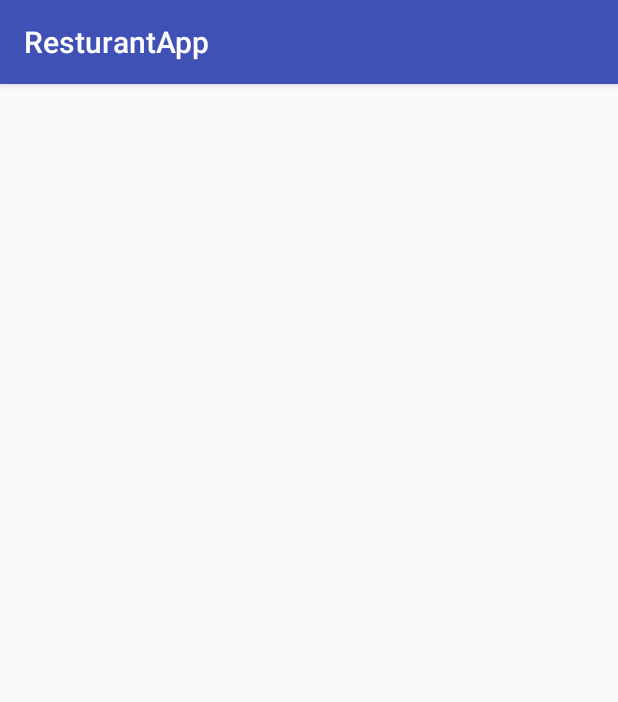
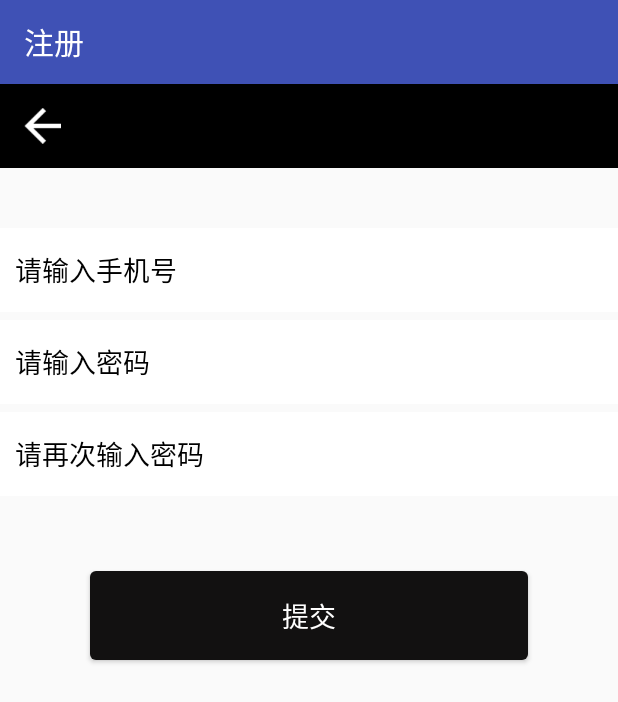
Before and after one commit to cytcool/ResturantApp, an Android app: the RegisterActivity screen opened directly, with no data from a screen before it, on a phone screen of 412 x 824 dp. Shown: the top 702 px of the screen. Run offline under Robolectric (Android 15) with nearby library versions, the phone set to English and light mode, and no system bars; 1 statement that could not run was skipped.

Commit message:
注册页实现

```diff
--- a/app/build.gradle
+++ b/app/build.gradle
@@ -4,7 +4,7 @@ android {
     compileSdkVersion 27
     defaultConfig {
         applicationId "com.example.cyt.resturantapp"
-        minSdkVersion 18
+        minSdkVersion 21
         targetSdkVersion 27
         versionCode 1
         versionName "1.0"
--- /dev/null
+++ b/app/src/main/java/com/example/cyt/resturantapp/BaseActivity.java
@@ -0,0 +1,25 @@
+package com.example.cyt.resturantapp;
+
+import android.os.Bundle;
+import android.support.annotation.Nullable;
+import android.support.v7.app.AppCompatActivity;
+import android.support.v7.widget.Toolbar;
+import android.view.View;
+
+public class BaseActivity extends AppCompatActivity{
+    @Override
+    protected void onCreate(@Nullable Bundle savedInstanceState) {
+        super.onCreate(savedInstanceState);
+    }
+
+    protected void setUpToolbar(){
+        Toolbar toolbar = findViewById(R.id.id_toolbar);
+        setSupportActionBar(toolbar);
+        toolbar.setNavigationOnClickListener(new View.OnClickListener() {
+            @Override
+            public void onClick(View view) {
+                onBackPressed();
+            }
+        });
+    }
+}
--- a/app/src/main/java/com/example/cyt/resturantapp/RegisterActivity.java
+++ b/app/src/main/java/com/example/cyt/resturantapp/RegisterActivity.java
@@ -1,13 +1,46 @@
 package com.example.cyt.resturantapp;
 
-import android.support.v7.app.AppCompatActivity;
 import android.os.Bundle;
+import android.support.v7.widget.Toolbar;
+import android.view.View;
+import android.widget.Button;
+import android.widget.EditText;
 
-public class RegisterActivity extends AppCompatActivity {
+
+public class RegisterActivity extends BaseActivity {
+
+    private EditText mEtUsername;
+    private EditText mEtPassword;
+    private EditText mEtRePassword;
+    private Button mBtnRegister;
+    private Toolbar toolbar;
 
     @Override
     protected void onCreate(Bundle savedInstanceState) {
         super.onCreate(savedInstanceState);
         setContentView(R.layout.activity_register);
+
+        setUpToolbar();
+        initView();
+        initEvent();
+
+        setTitle("注册");
+    }
+
+
+    private void initEvent() {
+        mBtnRegister.setOnClickListener(new View.OnClickListener() {
+            @Override
+            public void onClick(View view) {
+
+            }
+        });
+    }
+
+    private void initView() {
+        mEtUsername = findViewById(R.id.id_et_username);
+        mEtPassword = findViewById(R.id.id_et_password);
+        mEtRePassword = findViewById(R.id.id_et_rePassword);
+        mBtnRegister = findViewById(R.id.id_btn_register);
     }
 }
--- a/app/src/main/res/layout/activity_register.xml
+++ b/app/src/main/res/layout/activity_register.xml
@@ -1,9 +1,54 @@
 <?xml version="1.0" encoding="utf-8"?>
-<android.support.constraint.ConstraintLayout xmlns:android="http://schemas.android.com/apk/res/android"
-    xmlns:app="http://schemas.android.com/apk/res-auto"
+<android.support.v7.widget.LinearLayoutCompat
+    xmlns:android="http://schemas.android.com/apk/res/android"
     xmlns:tools="http://schemas.android.com/tools"
     android:layout_width="match_parent"
     android:layout_height="match_parent"
+    android:orientation="vertical"
     tools:context=".RegisterActivity">
 
-</android.support.constraint.ConstraintLayout>
+    <include layout="@layout/common_toolbar" />
+
+    <android.support.v7.widget.AppCompatEditText
+        android:background="#ffffff"
+        android:id="@+id/id_et_username"
+        android:layout_width="match_parent"
+        android:layout_height="56dp"
+        android:layout_marginTop="40dp"
+        android:hint="请输入手机号"
+        android:paddingLeft="10dp"
+        android:textColorHint="#000000" />
+
+    <android.support.v7.widget.AppCompatEditText
+        android:background="#ffffff"
+        android:id="@+id/id_et_password"
+        android:layout_width="match_parent"
+        android:layout_height="56dp"
+        android:layout_marginTop="5dp"
+        android:hint="请输入密码"
+        android:inputType="textPassword"
+        android:paddingLeft="10dp"
+        android:textColorHint="#000000" />
+
+    <android.support.v7.widget.AppCompatEditText
+        android:background="#ffffff"
+        android:id="@+id/id_et_rePassword"
+        android:layout_width="match_parent"
+        android:layout_height="56dp"
+        android:layout_marginTop="5dp"
+        android:hint="请再次输入密码"
+        android:inputType="textPassword"
+        android:paddingLeft="10dp"
+        android:textColorHint="#000000" />
+
+    <Button
+        android:id="@+id/id_btn_register"
+        style="@style/Button_Large_Black"
+        android:layout_width="match_parent"
+        android:layout_height="wrap_content"
+        android:layout_marginLeft="60dp"
+        android:layout_marginRight="60dp"
+        android:layout_marginTop="50dp"
+        android:text="提交" />
+
+</android.support.v7.widget.LinearLayoutCompat>
--- /dev/null
+++ b/app/src/main/res/layout/common_toolbar.xml
@@ -0,0 +1,12 @@
+<?xml version="1.0" encoding="utf-8"?>
+<android.support.v7.widget.Toolbar xmlns:android="http://schemas.android.com/apk/res/android"
+    xmlns:app="http://schemas.android.com/apk/res-auto"
+    android:id="@+id/id_toolbar"
+    android:layout_width="match_parent"
+    android:layout_height="wrap_content"
+    android:background="#000000"
+    app:navigationIcon="@drawable/back"
+    app:titleTextColor="#ffffff">
+
+
+</android.support.v7.widget.Toolbar>
```
